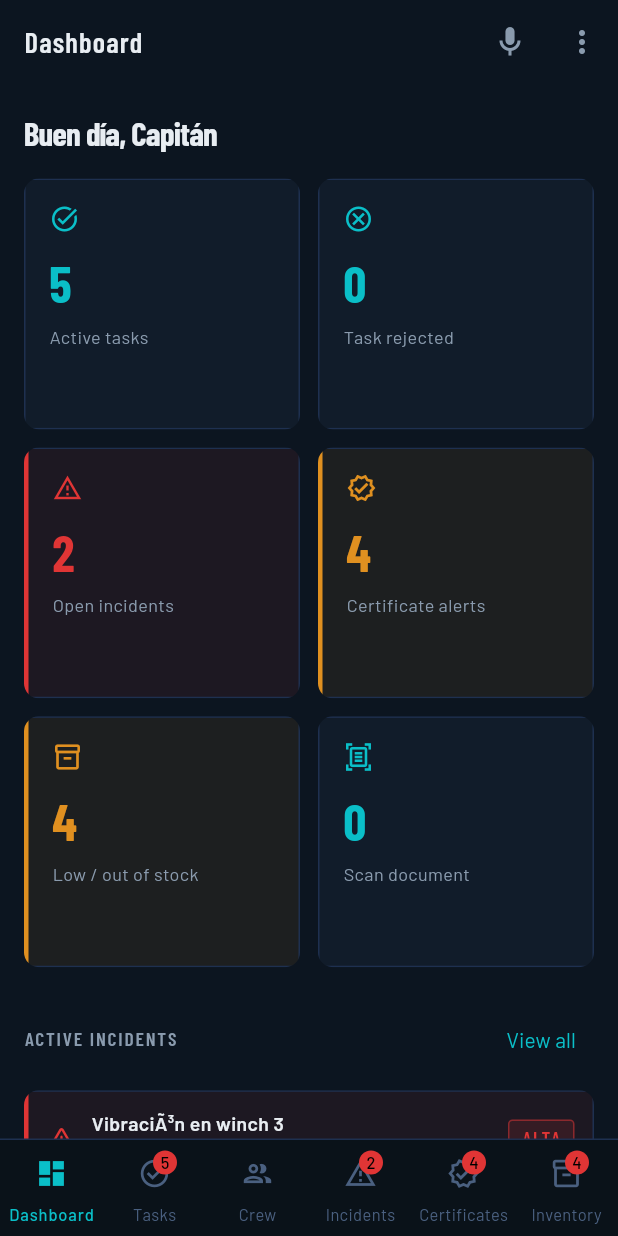
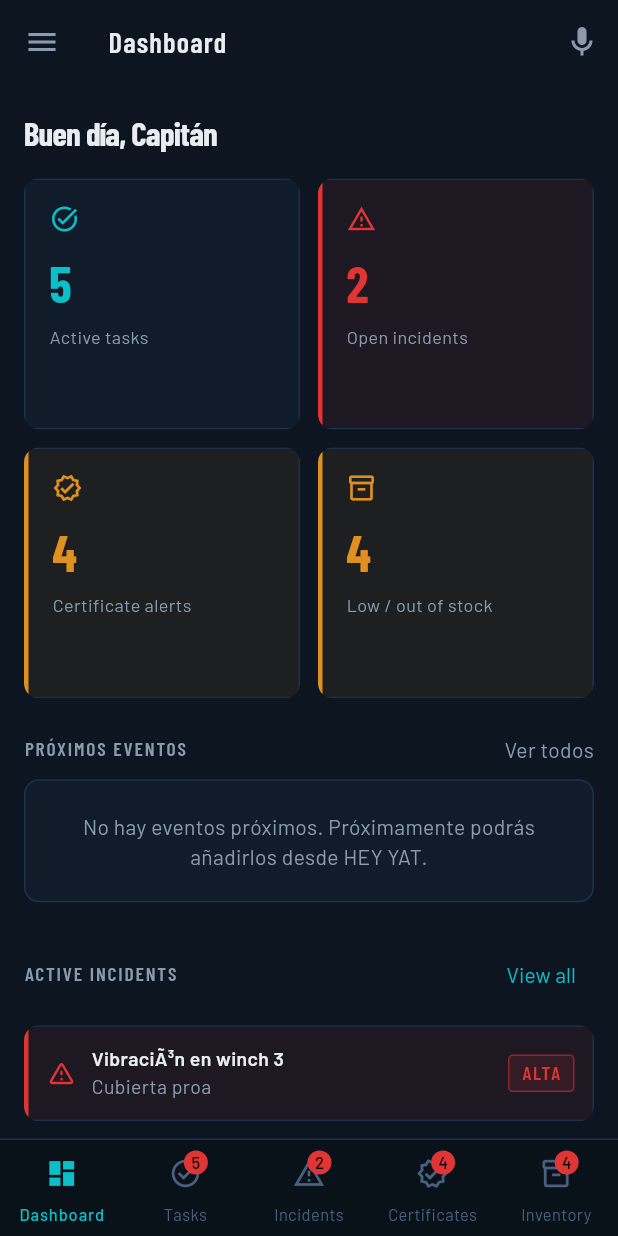
Before and after one commit to vicentellorens-collab/smart_yat, a Flutter app: the ManagerHome screen opened directly, on a phone screen of 412 x 824 dp. Run offline on Flutter 3.47's test engine with Material 3 defaults, Android fonts, the light colour scheme and no system bars; our stand-ins replace connectivity_plus, file_picker, flutter_secure_storage, flutter_tts, google_fonts, image_picker and 4 more; accounts and stored records are empty; statements that could not run were skipped.

Commit message:
feat(ui): Bloque 5 - rediseño dashboard, drawer lateral, nav reducido y back button Android

```diff
--- a/lib/screens/manager/crew_screen.dart
+++ b/lib/screens/manager/crew_screen.dart
@@ -57,13 +57,14 @@
     }
 
     return Scaffold(
-      appBar: AppBar(title: Text(l10n.crew.toUpperCase())),
       floatingActionButton: FloatingActionButton.extended(
         onPressed: () => _showAddDialog(context),
         icon: const Icon(Icons.person_add_outlined),
         label: Text(l10n.addCrewMember),
       ),
-      body: Column(
+      body: Padding(
+        padding: const EdgeInsets.only(top: 8),
+        child: Column(
         children: [
           SizedBox(
             height: 52,
@@ -119,6 +120,7 @@
                   ),
           ),
         ],
+        ),
       ),
     );
   }
--- a/lib/screens/manager/dashboard_screen.dart
+++ b/lib/screens/manager/dashboard_screen.dart
@@ -8,20 +8,16 @@
 
 class DashboardScreen extends StatelessWidget {
   final VoidCallback onActiveTasks;
-  final VoidCallback onRejectedTasks;
   final VoidCallback onIncidents;
   final VoidCallback onCertificates;
   final VoidCallback onLowStock;
-  final VoidCallback onDocScan;
 
   const DashboardScreen({
     super.key,
     required this.onActiveTasks,
-    required this.onRejectedTasks,
     required this.onIncidents,
     required this.onCertificates,
     required this.onLowStock,
-    required this.onDocScan,
   });
 
   @override
@@ -43,7 +39,7 @@
           ),
           const SizedBox(height: 16),
 
-          // Stats grid
+          // Stats grid — 2×2
           GridView.count(
             crossAxisCount: 2,
             shrinkWrap: true,
@@ -58,13 +54,6 @@
                 icon: Icons.task_alt_outlined,
                 color: AppTheme.accent,
                 onTap: onActiveTasks,
-              ),
-              StatCard(
-                label: l10n.taskRejected,
-                value: '${p.rejectedTasks}',
-                icon: Icons.cancel_outlined,
-                color: p.rejectedTasks > 0 ? AppTheme.statusAlert : AppTheme.accent,
-                onTap: onRejectedTasks,
               ),
               StatCard(
                 label: l10n.openIncidents,
@@ -87,14 +76,32 @@
                 color: p.lowStockItems > 0 ? AppTheme.statusWarn : AppTheme.accent,
                 onTap: onLowStock,
               ),
-              StatCard(
-                label: l10n.scanDocument,
-                value: '${p.scannedDocuments.length}',
-                icon: Icons.document_scanner_outlined,
-                color: AppTheme.accent,
-                onTap: onDocScan,
-              ),
             ],
+          ),
+          const SizedBox(height: 24),
+
+          // Upcoming events — placeholder hasta Bloque 2
+          SectionTitle(
+            'Próximos eventos',
+            trailing: Text(
+              'Ver todos',
+              style: AppTheme.label(color: AppTheme.textSecondary),
+            ),
+          ),
+          const SizedBox(height: 10),
+          Container(
+            width: double.infinity,
+            padding: const EdgeInsets.all(20),
+            decoration: BoxDecoration(
+              color: AppTheme.surface01,
+              borderRadius: BorderRadius.circular(10),
+              border: Border.all(color: AppTheme.borderSubtle),
+            ),
+            child: Text(
+              'No hay eventos próximos. Próximamente podrás añadirlos desde HEY YAT.',
+              style: AppTheme.label(color: AppTheme.textSecondary),
+              textAlign: TextAlign.center,
+            ),
           ),
           const SizedBox(height: 24),
 
--- a/lib/screens/manager_home.dart
+++ b/lib/screens/manager_home.dart
@@ -6,6 +6,7 @@
 import '../providers/app_provider.dart';
 import '../services/connectivity_service.dart';
 import '../services/language_service.dart';
+import '../widgets/smartyat_logo.dart';
 import 'login_screen.dart';
 import 'settings/language_screen.dart';
 import 'manager/dashboard_screen.dart';
@@ -13,7 +14,6 @@
 import 'manager/crew_screen.dart';
 import 'manager/certificates_screen.dart';
 import 'manager/inventory_screen.dart';
-import 'manager/document_scan_screen.dart';
 import 'manager/incidents_screen.dart';
 import 'crew/hey_yat_screen.dart';
 
@@ -25,7 +25,9 @@
 }
 
 class _ManagerHomeState extends State<ManagerHome> {
+  // Nav order: Dashboard(0) Tasks(1) Incidents(2) Certificates(3) Inventory(4)
   int _currentIndex = 0;
+  bool _showCrewScreen = false;
 
   Key _tasksKey = const Key('tasks-init');
   int _tasksInitialTab = 0;
@@ -37,6 +39,7 @@
       _tasksInitialTab = tab;
       _tasksKey = UniqueKey();
       _currentIndex = 1;
+      _showCrewScreen = false;
     });
   }
 
@@ -45,10 +48,21 @@
       _inventoryInitialFilter = filter;
       _inventoryKey = UniqueKey();
       _currentIndex = 4;
+      _showCrewScreen = false;
     });
   }
 
   void _switchProfile() async {
+    context.read<AppProvider>().logout();
+    await context.read<LanguageService>().resetToDeviceLanguage();
+    if (!mounted) return;
+    Navigator.of(context).pushAndRemoveUntil(
+      MaterialPageRoute(builder: (_) => const LoginScreen()),
+      (_) => false,
+    );
+  }
+
+  Future<void> _logout() async {
     context.read<AppProvider>().logout();
     await context.read<LanguageService>().resetToDeviceLanguage();
     if (!mounted) return;
@@ -65,107 +79,29 @@
     );
   }
 
-  void _showMoreMenu(BuildContext context) {
-    showModalBottomSheet(
-      context: context,
-      backgroundColor: AppTheme.surface02,
-      shape: const RoundedRectangleBorder(
-        borderRadius: BorderRadius.vertical(top: Radius.circular(16)),
-      ),
-      builder: (_) => SafeArea(
-        child: Column(
-          mainAxisSize: MainAxisSize.min,
-          children: [
-            Container(
-              width: 40,
-              height: 4,
-              margin: const EdgeInsets.symmetric(vertical: 12),
-              decoration: BoxDecoration(
-                color: AppTheme.borderSubtle,
-                borderRadius: BorderRadius.circular(2),
-              ),
-            ),
-            ListTile(
-              leading: const Icon(Icons.document_scanner_outlined,
-                  color: AppTheme.accent),
-              title: const Text('Escanear documento',
-                  style: TextStyle(color: AppTheme.textPrimary)),
-              onTap: () {
-                Navigator.pop(context);
-                Navigator.push(
-                  context,
-                  MaterialPageRoute(builder: (_) => const DocumentScanScreen()),
-                );
-              },
-            ),
-            const Divider(color: AppTheme.borderSubtle, height: 1),
-            ListTile(
-              leading: const Icon(Icons.language, color: AppTheme.accent),
-              title: const Text('Language / Idioma',
-                  style: TextStyle(color: AppTheme.textPrimary)),
-              onTap: () {
-                Navigator.pop(context);
-                Navigator.push(
-                  context,
-                  MaterialPageRoute(builder: (_) => const LanguageScreen()),
-                );
-              },
-            ),
-            const Divider(color: AppTheme.borderSubtle, height: 1),
-            ListTile(
-              leading:
-                  const Icon(Icons.switch_account, color: AppTheme.accent),
-              title: const Text('Cambiar de usuario',
-                  style: TextStyle(color: AppTheme.textPrimary)),
-              onTap: () {
-                Navigator.pop(context);
-                _switchProfile();
-              },
-            ),
-            ListTile(
-              leading:
-                  const Icon(Icons.logout, color: AppTheme.statusAlert),
-              title: const Text('Cerrar sesión',
-                  style: TextStyle(color: AppTheme.statusAlert)),
-              onTap: () {
-                Navigator.pop(context);
-                context.read<AppProvider>().logout();
-                context.read<LanguageService>().resetToDefault();
-                Navigator.of(context).pushAndRemoveUntil(
-                  MaterialPageRoute(builder: (_) => const LoginScreen()),
-                  (_) => false,
-                );
-              },
-            ),
-            const SizedBox(height: 8),
-          ],
-        ),
-      ),
-    );
-  }
-
   @override
   Widget build(BuildContext context) {
-    final user = context.watch<AppProvider>().currentUser;
+    final provider = context.watch<AppProvider>();
+    final user = provider.currentUser;
     final isOnline = context.watch<ConnectivityService>().isOnline;
 
     final screens = [
       DashboardScreen(
         onActiveTasks: () => _goToTasks(tab: 0),
-        onRejectedTasks: () => _goToTasks(tab: 1),
-        onIncidents: () => setState(() => _currentIndex = 3),
-        onCertificates: () => setState(() => _currentIndex = 3),
+        onIncidents: () => setState(() {
+          _currentIndex = 2;
+          _showCrewScreen = false;
+        }),
+        onCertificates: () => setState(() {
+          _currentIndex = 3;
+          _showCrewScreen = false;
+        }),
         onLowStock: () => _goToInventory(filter: InventoryStatus.bajo),
-        onDocScan: () => Navigator.push(
-          context,
-          MaterialPageRoute(builder: (_) => const DocumentScanScreen()),
-        ),
       ),
       TasksScreen(
         key: _tasksKey,
         initialTab: _tasksInitialTab,
       ),
-      const CrewScreen(),
       const IncidentsScreen(),
       const CertificatesScreen(),
       InventoryScreen(
@@ -174,23 +110,35 @@
       ),
     ];
 
-    // AppBar titles per screen
     final l10n = AppLocalizations.of(context)!;
     final titles = [
       l10n.dashboard,
       l10n.tasks,
-      l10n.crew,
       l10n.incidents,
       l10n.certificates,
       l10n.inventory,
     ];
 
-    return Scaffold(
+    return PopScope(
+      canPop: !_showCrewScreen,
+      onPopInvokedWithResult: (didPop, _) {
+        if (!didPop && _showCrewScreen) {
+          setState(() => _showCrewScreen = false);
+        }
+      },
+      child: Scaffold(
         appBar: AppBar(
           automaticallyImplyLeading: false,
+          leading: Builder(
+          builder: (ctx) => IconButton(
+            icon: const Icon(Icons.menu),
+            tooltip: 'Menú',
+            onPressed: () => Scaffold.of(ctx).openDrawer(),
+          ),
+        ),
         title: Row(
           children: [
-            Text(titles[_currentIndex]),
+            Text(_showCrewScreen ? l10n.crew : titles[_currentIndex]),
             const SizedBox(width: 8),
             if (!isOnline)
               Container(
@@ -206,26 +154,22 @@
                         color: AppTheme.statusAlert, size: 13),
                     const SizedBox(width: 4),
                     Text('Offline',
-                        style: AppTheme.label(size: 13, color: AppTheme.statusAlert)),
+                        style: AppTheme.label(
+                            size: 13, color: AppTheme.statusAlert)),
                   ],
                 ),
               ),
           ],
         ),
         actions: [
-          // HEY YAT shortcut always visible in AppBar
           IconButton(
             icon: const Icon(Icons.mic_outlined),
             tooltip: 'HEY YAT',
             onPressed: _openHeyYat,
           ),
-          IconButton(
-            icon: const Icon(Icons.more_vert),
-            tooltip: 'Más opciones',
-            onPressed: () => _showMoreMenu(context),
-          ),
         ],
       ),
+      drawer: _buildDrawer(context, user),
       body: Column(
         children: [
           if (!isOnline)
@@ -252,7 +196,11 @@
                 ),
               ),
             ),
-          Expanded(child: screens[_currentIndex]),
+          Expanded(
+            child: _showCrewScreen
+                ? const CrewScreen()
+                : screens[_currentIndex],
+          ),
         ],
       ),
       bottomNavigationBar: Column(
@@ -261,41 +209,29 @@
           const Divider(height: 1, thickness: 1, color: AppTheme.borderSubtle),
           NavigationBar(
             selectedIndex: _currentIndex,
-        onDestinationSelected: (i) => setState(() => _currentIndex = i),
+            onDestinationSelected: (i) => setState(() {
+              _currentIndex = i;
+              _showCrewScreen = false;
+            }),
             destinations: [
               NavigationDestination(
-            icon: Badge(
-              isLabelVisible:
-                  context.watch<AppProvider>().openIncidents > 0,
-              label: Text(
-                  '${context.watch<AppProvider>().openIncidents}'),
-              child: const Icon(Icons.dashboard_outlined),
-            ),
+                icon: const Icon(Icons.dashboard_outlined),
                 selectedIcon: const Icon(Icons.dashboard),
                 label: l10n.dashboard,
               ),
               NavigationDestination(
                 icon: Badge(
-              isLabelVisible:
-                  context.watch<AppProvider>().activeTasks > 0,
-              label:
-                  Text('${context.watch<AppProvider>().activeTasks}'),
+                  isLabelVisible: provider.activeTasks > 0,
+                  label: Text('${provider.activeTasks}'),
                   child: const Icon(Icons.task_alt_outlined),
                 ),
                 selectedIcon: const Icon(Icons.task_alt),
                 label: l10n.tasks,
               ),
               NavigationDestination(
-            icon: const Icon(Icons.group_outlined),
-            selectedIcon: const Icon(Icons.group),
-            label: l10n.crew,
-          ),
-          NavigationDestination(
                 icon: Badge(
-              isLabelVisible:
-                  context.watch<AppProvider>().openIncidents > 0,
-              label: Text(
-                  '${context.watch<AppProvider>().openIncidents}'),
+                  isLabelVisible: provider.openIncidents > 0,
+                  label: Text('${provider.openIncidents}'),
                   child: const Icon(Icons.warning_amber_outlined),
                 ),
                 selectedIcon: const Icon(Icons.warning_amber),
@@ -303,10 +239,8 @@
               ),
               NavigationDestination(
                 icon: Badge(
-              isLabelVisible:
-                  context.watch<AppProvider>().alertCertificates > 0,
-              label: Text(
-                  '${context.watch<AppProvider>().alertCertificates}'),
+                  isLabelVisible: provider.alertCertificates > 0,
+                  label: Text('${provider.alertCertificates}'),
                   child: const Icon(Icons.verified_outlined),
                 ),
                 selectedIcon: const Icon(Icons.verified),
@@ -314,10 +248,8 @@
               ),
               NavigationDestination(
                 icon: Badge(
-              isLabelVisible:
-                  context.watch<AppProvider>().lowStockItems > 0,
-              label: Text(
-                  '${context.watch<AppProvider>().lowStockItems}'),
+                  isLabelVisible: provider.lowStockItems > 0,
+                  label: Text('${provider.lowStockItems}'),
                   child: const Icon(Icons.inventory_2_outlined),
                 ),
                 selectedIcon: const Icon(Icons.inventory_2),
@@ -326,6 +258,147 @@
             ],
           ),
         ],
+      ),
+      ),
+    );
+  }
+
+  Widget _buildDrawer(BuildContext context, AppUser? user) {
+    final l10n = AppLocalizations.of(context)!;
+
+    return Drawer(
+      backgroundColor: AppTheme.surface01,
+      child: SafeArea(
+        child: Column(
+          crossAxisAlignment: CrossAxisAlignment.start,
+          children: [
+            // Header
+            Container(
+              width: double.infinity,
+              padding: const EdgeInsets.fromLTRB(20, 24, 20, 20),
+              decoration: const BoxDecoration(
+                border: Border(
+                    bottom: BorderSide(color: AppTheme.borderSubtle)),
+              ),
+              child: Column(
+                crossAxisAlignment: CrossAxisAlignment.start,
+                children: [
+                  SmartYatLogo(width: 120),
+                  if (user != null) ...[
+                    const SizedBox(height: 16),
+                    Text(
+                      user.name,
+                      style: const TextStyle(
+                          color: AppTheme.textPrimary,
+                          fontSize: 15,
+                          fontWeight: FontWeight.w600),
+                    ),
+                    if (user.yachtName != null)
+                      Text(user.yachtName!, style: AppTheme.label()),
+                  ],
+                ],
+              ),
+            ),
+            const SizedBox(height: 8),
+
+            // Tripulación
+            ListTile(
+              leading:
+                  const Icon(Icons.group_outlined, color: AppTheme.accent),
+              title: Text(l10n.crew,
+                  style: const TextStyle(color: AppTheme.textPrimary)),
+              onTap: () {
+                Navigator.pop(context);
+                setState(() => _showCrewScreen = true);
+              },
+            ),
+
+            // Calendario (placeholder — Bloque 2)
+            ListTile(
+              leading: const Icon(Icons.calendar_month_outlined,
+                  color: AppTheme.accent),
+              title: const Text('Calendario',
+                  style: TextStyle(color: AppTheme.textPrimary)),
+              onTap: () {
+                Navigator.pop(context);
+                ScaffoldMessenger.of(context).showSnackBar(
+                  const SnackBar(content: Text('Próximamente')),
+                );
+              },
+            ),
+
+            // Lista de compras (placeholder)
+            ListTile(
+              leading: const Icon(Icons.shopping_cart_outlined,
+                  color: AppTheme.accent),
+              title: const Text('Lista de compras',
+                  style: TextStyle(color: AppTheme.textPrimary)),
+              onTap: () {
+                Navigator.pop(context);
+                ScaffoldMessenger.of(context).showSnackBar(
+                  const SnackBar(content: Text('Próximamente')),
+                );
+              },
+            ),
+
+            // Historial de tareas (placeholder)
+            ListTile(
+              leading: const Icon(Icons.history, color: AppTheme.accent),
+              title: const Text('Historial de tareas',
+                  style: TextStyle(color: AppTheme.textPrimary)),
+              onTap: () {
+                Navigator.pop(context);
+                ScaffoldMessenger.of(context).showSnackBar(
+                  const SnackBar(content: Text('Próximamente')),
+                );
+              },
+            ),
+
+            const Divider(color: AppTheme.borderSubtle),
+
+            // Idioma
+            ListTile(
+              leading:
+                  const Icon(Icons.language, color: AppTheme.accent),
+              title: const Text('Language / Idioma',
+                  style: TextStyle(color: AppTheme.textPrimary)),
+              onTap: () {
+                Navigator.pop(context);
+                Navigator.push(
+                  context,
+                  MaterialPageRoute(
+                      builder: (_) => const LanguageScreen()),
+                );
+              },
+            ),
+
+            // Cambiar de usuario
+            ListTile(
+              leading: const Icon(Icons.switch_account,
+                  color: AppTheme.accent),
+              title: const Text('Cambiar de usuario',
+                  style: TextStyle(color: AppTheme.textPrimary)),
+              onTap: () {
+                Navigator.pop(context);
+                _switchProfile();
+              },
+            ),
+
+            const Divider(color: AppTheme.borderSubtle),
+
+            // Cerrar sesión — corregido: usa resetToDeviceLanguage()
+            ListTile(
+              leading:
+                  const Icon(Icons.logout, color: AppTheme.statusAlert),
+              title: const Text('Cerrar sesión',
+                  style: TextStyle(color: AppTheme.statusAlert)),
+              onTap: () {
+                Navigator.pop(context);
+                _logout();
+              },
+            ),
+          ],
+        ),
       ),
     );
   }
```
Also changed, not shown: 1 other file. Lines whose indentation alone changed are shown as unchanged.
